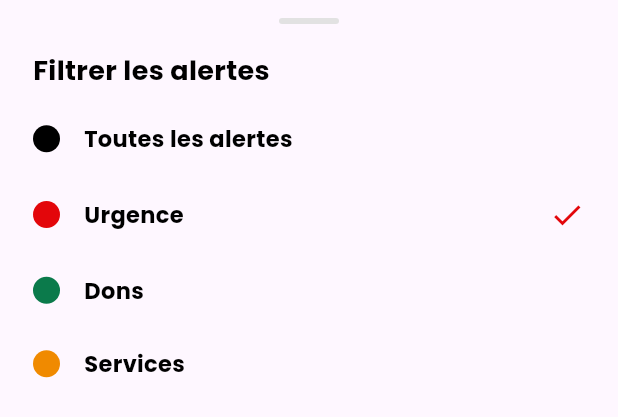
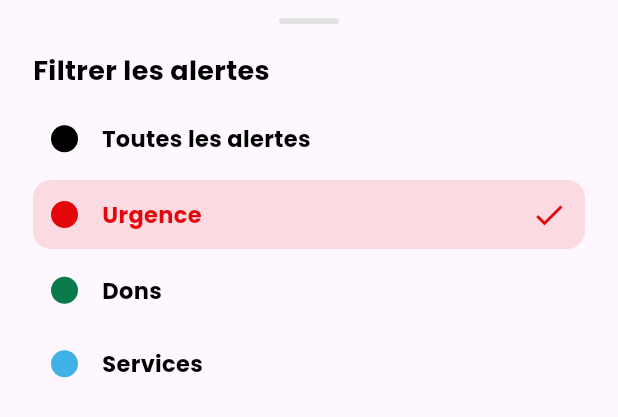
Before and after one commit to fresnel2006/Starpole, a Flutter app: the _FeuilleFiltre widget shown alone on an empty page, opened directly with empty values, on a phone screen of 412 x 824 dp. Shown: the top 417 px of the screen. Run offline on Flutter 3.47's test engine with Material 3 defaults, Android fonts, the light colour scheme and no system bars; our stand-ins replace cloud_firestore, firebase_auth, firebase_core, flutter_contacts, flutter_map, geocoding and 6 more; missing offline and left inert: flutter_webrtc; accounts and stored records are empty; generated files the repository leaves out were written again.

Commit message:
nouvel ajout

```diff
--- a/lib/fonctionnalites/carte/ecran_carte.dart
+++ b/lib/fonctionnalites/carte/ecran_carte.dart
@@ -134,12 +134,18 @@ class _EcranCarteState extends State<EcranCarte> {
                         child: Stack(
                           clipBehavior: Clip.none,
                           children: [
-                            const Icon(
+                            // L'icône prend la couleur du type choisi (bleu pour
+                            // les services, vert pour les dons, rouge pour les
+                            // urgences), noire quand tout est montré.
+                            Icon(
                               Icons.filter_alt_outlined,
                               size: 28,
-                              color: Colors.black,
+                              color: _filtre == null
+                                  ? Colors.black
+                                  : couleurFiltre(_filtre!),
                             ),
-                            // Un point rouge rappelle qu'un filtre est actif.
+                            // Un point de la même couleur rappelle qu'un
+                            // filtre est actif.
                             if (_filtre != null)
                               Positioned(
                                 right: -2,
@@ -147,8 +153,8 @@ class _EcranCarteState extends State<EcranCarte> {
                                 child: Container(
                                   width: 10,
                                   height: 10,
-                                  decoration: const BoxDecoration(
-                                    color: Couleurs.rouge,
+                                  decoration: BoxDecoration(
+                                    color: couleurFiltre(_filtre!),
                                     shape: BoxShape.circle,
                                   ),
                                 ),
@@ -191,6 +197,11 @@ class _EcranCarteState extends State<EcranCarte> {
     );
   }
 }
+
+/// La couleur d'un type dans le filtre : rouge pour les urgences, vert pour les
+/// dons et bleu pour les services (comme les tuiles de « Poster une alerte »).
+Color couleurFiltre(TypeAlerte type) =>
+    type == TypeAlerte.service ? Couleurs.tuileService : type.couleur;
 
 /// Ce que renvoie la feuille de filtre (un type, ou null pour « tous »).
 class _ChoixFiltre {
@@ -236,7 +247,7 @@ class _FeuilleFiltre extends StatelessWidget {
             for (final type in TypeAlerte.values)
               _OptionFiltre(
                 texte: type.libelle,
-                couleur: type.couleur,
+                couleur: couleurFiltre(type),
                 choisie: actuel == type,
                 choix: _ChoixFiltre(type),
               ),
@@ -265,8 +276,15 @@ class _OptionFiltre extends StatelessWidget {
     return GestureDetector(
       behavior: HitTestBehavior.opaque,
       onTap: () => Navigator.of(context).pop(choix),
-      child: Padding(
-        padding: const EdgeInsets.symmetric(vertical: 14),
+      // L'option choisie se reconnaît à sa couleur : fond teinté, texte et
+      // coche de la couleur du type (bleu pour les services).
+      child: Container(
+        margin: const EdgeInsets.symmetric(vertical: 3),
+        padding: const EdgeInsets.symmetric(horizontal: 12, vertical: 11),
+        decoration: BoxDecoration(
+          color: choisie ? couleur.withValues(alpha: 0.12) : Colors.transparent,
+          borderRadius: BorderRadius.circular(12),
+        ),
         child: Row(
           children: [
             Container(
@@ -275,9 +293,13 @@ class _OptionFiltre extends StatelessWidget {
               decoration: BoxDecoration(color: couleur, shape: BoxShape.circle),
             ),
             const SizedBox(width: 16),
-            Expanded(child: Text(texte, style: Styles.gras(15, Colors.black))),
-            if (choisie)
-              const Icon(Icons.check, size: 24, color: Couleurs.rouge),
+            Expanded(
+              child: Text(
+                texte,
+                style: Styles.gras(15, choisie ? couleur : Colors.black),
+              ),
+            ),
+            if (choisie) Icon(Icons.check, size: 24, color: couleur),
           ],
         ),
       ),
```
Also changed, not shown: pubspec.yaml (+11 -0 lines), assets/icone/etoile_avant_plan.png (added), assets/icone/icone_application.png (added), pubspec.lock, 22 other files.
